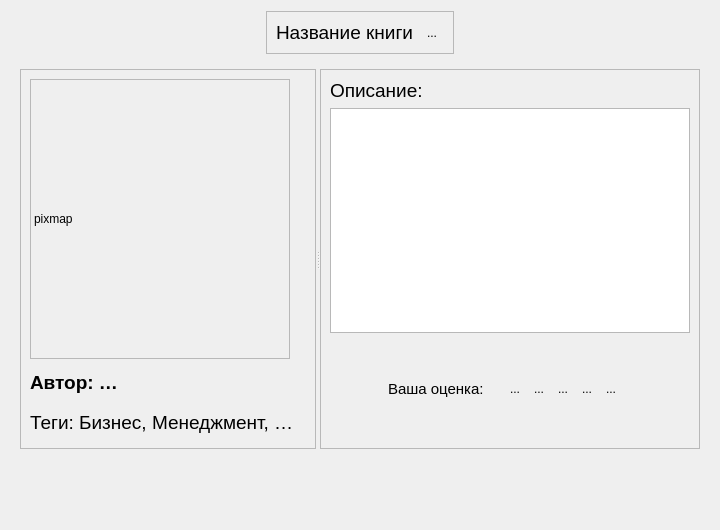
This is app/ui/BookDetailsDialog.ui in Lominerv/RecoApp as Qt 5 draws it before an edit. The edited form follows.
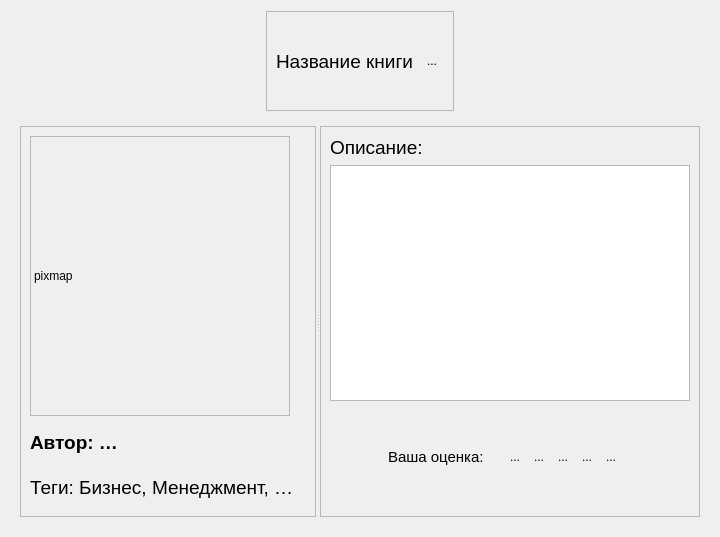
This is the edited form.

The edit to the form file:
```diff
--- a/app/ui/BookDetailsDialog.ui
+++ b/app/ui/BookDetailsDialog.ui
@@ -7,7 +7,7 @@
     <x>0</x>
     <y>0</y>
     <width>720</width>
-    <height>530</height>
+    <height>537</height>
    </rect>
   </property>
   <property name="sizePolicy">
@@ -41,6 +41,12 @@
       <layout class="QHBoxLayout" name="headerlayout">
        <item alignment="Qt::AlignHCenter">
         <widget class="QFrame" name="header">
+         <property name="maximumSize">
+          <size>
+           <width>16777215</width>
+           <height>100</height>
+          </size>
+         </property>
          <property name="frameShape">
           <enum>QFrame::StyledPanel</enum>
          </property>
@@ -48,7 +54,7 @@
           <enum>QFrame::Raised</enum>
          </property>
          <layout class="QHBoxLayout" name="horizontalLayout">
-          <item>
+          <item alignment="Qt::AlignHCenter">
            <widget class="QLabel" name="lblTitle">
             <property name="sizePolicy">
              <sizepolicy hsizetype="Expanding" vsizetype="Preferred">
@@ -65,7 +71,7 @@
              <string>Название книги</string>
             </property>
             <property name="wordWrap">
-             <bool>false</bool>
+             <bool>true</bool>
             </property>
            </widget>
           </item>
@@ -148,6 +154,12 @@
             </item>
             <item>
              <widget class="QLabel" name="lblAuthor">
+              <property name="sizePolicy">
+               <sizepolicy hsizetype="Preferred" vsizetype="Expanding">
+                <horstretch>0</horstretch>
+                <verstretch>0</verstretch>
+               </sizepolicy>
+              </property>
               <property name="font">
                <font>
                 <pointsize>14</pointsize>
@@ -168,6 +180,12 @@
             </item>
             <item>
              <widget class="QLabel" name="lblTags">
+              <property name="sizePolicy">
+               <sizepolicy hsizetype="Preferred" vsizetype="Expanding">
+                <horstretch>0</horstretch>
+                <verstretch>0</verstretch>
+               </sizepolicy>
+              </property>
               <property name="font">
                <font>
                 <pointsize>14</pointsize>
@@ -391,19 +409,6 @@
        </layout>
       </widget>
      </item>
-     <item>
-      <spacer name="verticalSpacer">
-       <property name="orientation">
-        <enum>Qt::Vertical</enum>
-       </property>
-       <property name="sizeHint" stdset="0">
-        <size>
-         <width>20</width>
-         <height>40</height>
-        </size>
-       </property>
-      </spacer>
-     </item>
     </layout>
    </item>
   </layout>
```
